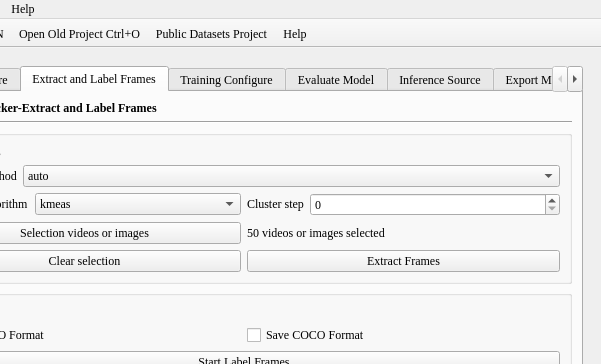
Above: animalposetracker/gui/ui/animalposetracker.ui from wux024/AnimalPoseTracker before the change; both pictures show x 113 to 714 and y 0 to 364 of the 714 by 491 pixel window. Below: the same form after it.
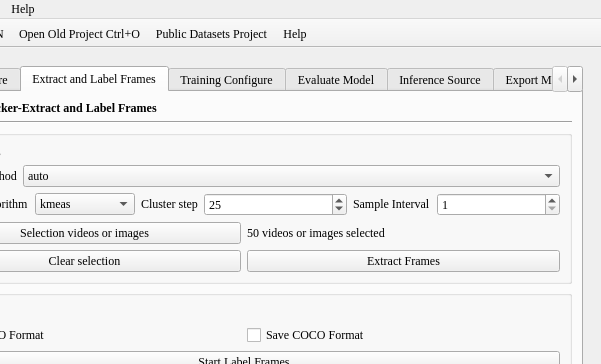
That is the form after the change. The open tabs and pages were chosen to show the change. Icons and pictures are not drawn.

What changed in the file:
```diff
--- a/animalposetracker/gui/ui/animalposetracker.ui
+++ b/animalposetracker/gui/ui/animalposetracker.ui
@@ -813,6 +813,48 @@
                        <horstretch>0</horstretch>
                        <verstretch>0</verstretch>
                       </sizepolicy>
+                     </property>
+                     <property name="minimum">
+                      <number>1</number>
+                     </property>
+                     <property name="maximum">
+                      <number>1000</number>
+                     </property>
+                     <property name="value">
+                      <number>25</number>
+                     </property>
+                    </widget>
+                   </item>
+                  </layout>
+                 </item>
+                 <item>
+                  <layout class="QHBoxLayout" name="SampleIntervalLayout">
+                   <item>
+                    <widget class="QLabel" name="SampleIntervalLabel">
+                     <property name="sizePolicy">
+                      <sizepolicy hsizetype="Fixed" vsizetype="Fixed">
+                       <horstretch>0</horstretch>
+                       <verstretch>0</verstretch>
+                      </sizepolicy>
+                     </property>
+                     <property name="text">
+                      <string>Sample Interval</string>
+                     </property>
+                    </widget>
+                   </item>
+                   <item>
+                    <widget class="QSpinBox" name="SampleIntervalSetup">
+                     <property name="sizePolicy">
+                      <sizepolicy hsizetype="Preferred" vsizetype="Fixed">
+                       <horstretch>0</horstretch>
+                       <verstretch>0</verstretch>
+                      </sizepolicy>
+                     </property>
+                     <property name="minimum">
+                      <number>1</number>
+                     </property>
+                     <property name="maximum">
+                      <number>1000</number>
                      </property>
                     </widget>
                    </item>
```
Left out of the diff: 2 changed lines with no effect on the pictures.
